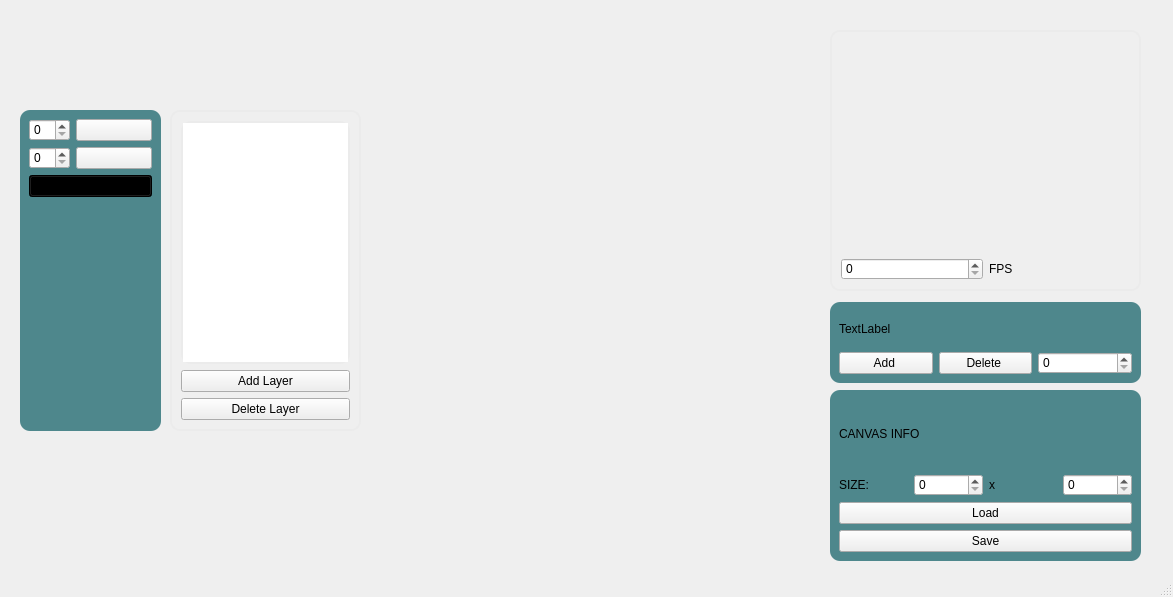
This is mainwindow.ui in CatherineBao/color-alchemy as Qt 5 draws it before an edit. The edited form follows.
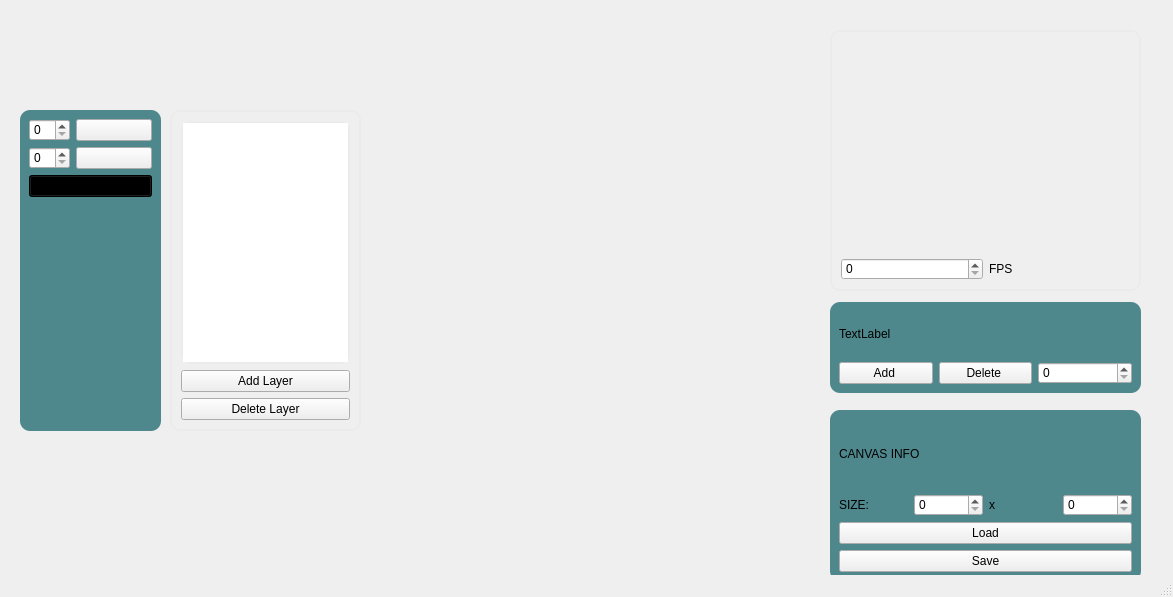
This is the edited form. Icons and pictures are not drawn. Custom widgets are drawn as their Qt base class.

Commit message: fixing add and delete button

Patch:
```diff
--- a/mainwindow.ui
+++ b/mainwindow.ui
@@ -144,7 +144,7 @@
       <x>830</x>
       <y>302</y>
       <width>311</width>
-      <height>81</height>
+      <height>91</height>
      </rect>
     </property>
     <property name="styleSheet">
@@ -299,7 +299,7 @@
     <property name="geometry">
      <rect>
       <x>830</x>
-      <y>390</y>
+      <y>410</y>
       <width>311</width>
       <height>171</height>
      </rect>
```
